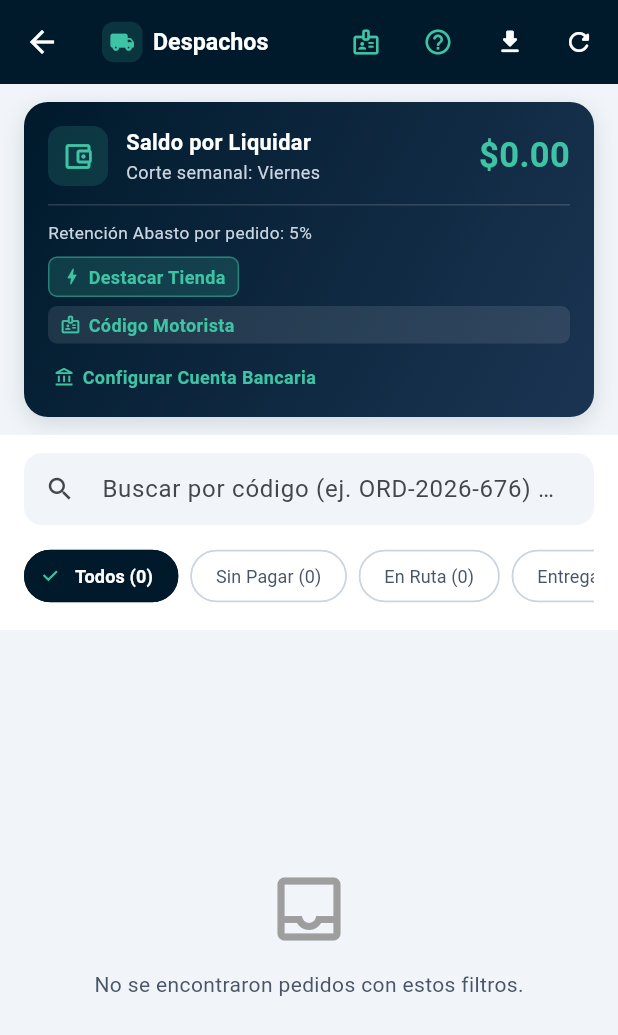
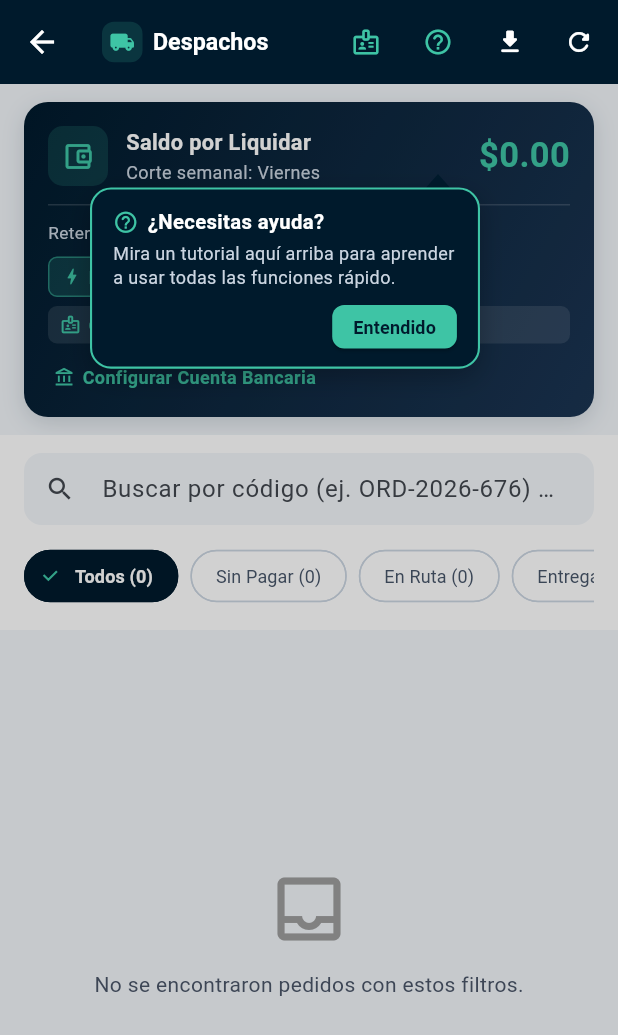
Before and after one commit to EsmeMejia29/abasto, a Flutter app: the SupplierIncomingOrdersScreen screen opened directly, on a phone screen of 412 x 824 dp. Shown: the top 1035 px of the screen. Run offline on Flutter 3.47's test engine with Material 3 defaults, Android fonts, the phone set to English and light mode, and no system bars; our stand-ins replace firebase_core, firebase_messaging, google_fonts, image_picker, supabase_flutter; missing offline and left inert: dart:html, dart:js_util, dart:ui_web; accounts and stored records are empty.

Commit message:
feat: tooltip guia de tutorial y ajustes en vistas de distribuidor y restaurante

```diff
--- a/lib/screens/home_screen.dart
+++ b/lib/screens/home_screen.dart
@@ -9,6 +9,7 @@ import '../services/notification_service.dart';
 import 'supplier_detail_screen.dart';
 import '../widgets/business_info_sheet.dart';
 import '../widgets/interactive_tutorial_modal.dart';
+import '../widgets/tutorial_coach_tooltip.dart';
 
 class HomeScreen extends StatefulWidget {
   const HomeScreen({super.key});
@@ -28,6 +29,7 @@ class _HomeScreenState extends State<HomeScreen> {
   double? _userLat;
   double? _userLng;
   final TextEditingController _searchCtrl = TextEditingController();
+  final GlobalKey _tutorialBtnKey = GlobalKey();
 
   String _restaurantName = 'Mi Restaurante';
   String _restaurantLocation = '';
@@ -562,6 +564,7 @@ class _HomeScreenState extends State<HomeScreen> {
                           ),
                           SizedBox(width: isCompact ? 4 : 6),
                           TextButton.icon(
+                            key: _tutorialBtnKey,
                             style: TextButton.styleFrom(
                               backgroundColor: Colors.white.withOpacity(0.10),
                               foregroundColor: AppColors.tealMint,
@@ -1387,8 +1390,10 @@ class _HomeScreenState extends State<HomeScreen> {
 
         return Scaffold(
           backgroundColor: const Color(0xFFF1F5F9),
-          body: SafeArea(
-            child: Column(
+          body: Stack(
+            children: [
+              SafeArea(
+                child: Column(
               children: [
                 _buildHeroHeader(isDesktop),
 
@@ -1653,8 +1658,14 @@ class _HomeScreenState extends State<HomeScreen> {
               ),
             ],
           ),
-          ),
-        );
+        ),
+        TutorialCoachTooltip(
+          targetKey: _tutorialBtnKey,
+          storageKey: 'abasto_tutorial_coach_restaurant_v1',
+        ),
+      ],
+    ),
+  );
       },
     );
   }
--- a/lib/screens/supplier/supplier_incoming_orders_screen.dart
+++ b/lib/screens/supplier/supplier_incoming_orders_screen.dart
@@ -18,6 +18,7 @@ import '../../utils/csv_exporter.dart';
 import '../../widgets/interactive_tutorial_modal.dart';
 
 import '../../utils/app_badge_service.dart';
+import '../../widgets/tutorial_coach_tooltip.dart';
 
 class SupplierIncomingOrdersScreen extends StatefulWidget {
   const SupplierIncomingOrdersScreen({super.key});
@@ -29,6 +30,7 @@ class SupplierIncomingOrdersScreen extends StatefulWidget {
 
 class _SupplierIncomingOrdersScreenState
     extends State<SupplierIncomingOrdersScreen> {
+  final GlobalKey _supplierTutorialBtnKey = GlobalKey();
   RealtimeChannel? _ordersSubscription;
   RealtimeChannel? _payoutsSubscription;
   RealtimeChannel? _messagesSubscription;
@@ -3099,6 +3101,7 @@ class _SupplierIncomingOrdersScreenState
                   ),
                   if (isCompact)
                     IconButton(
+                      key: _supplierTutorialBtnKey,
                       tooltip: 'Tutorial',
                       padding: const EdgeInsets.symmetric(horizontal: 4),
                       constraints: const BoxConstraints(),
@@ -3109,6 +3112,7 @@ class _SupplierIncomingOrdersScreenState
                     )
                   else
                     Container(
+                      key: _supplierTutorialBtnKey,
                       margin: const EdgeInsets.symmetric(vertical: 8),
                       child: TextButton.icon(
                         style: TextButton.styleFrom(
@@ -3154,7 +3158,9 @@ class _SupplierIncomingOrdersScreenState
           ),
         ],
       ),
-      body: FutureBuilder<List<Map<String, dynamic>>>(
+      body: Stack(
+        children: [
+          FutureBuilder<List<Map<String, dynamic>>>(
         future: _ordersFuture,
         builder: (context, snapshot) {
           if (snapshot.connectionState == ConnectionState.waiting) {
@@ -3314,6 +3320,12 @@ class _SupplierIncomingOrdersScreenState
           );
         },
       ),
+          TutorialCoachTooltip(
+            targetKey: _supplierTutorialBtnKey,
+            storageKey: 'abasto_tutorial_coach_supplier_v1',
+          ),
+        ],
+      ),
     );
   }
 }
--- /dev/null
+++ b/lib/widgets/tutorial_coach_tooltip.dart
@@ -0,0 +1,194 @@
+import 'dart:html' as html;
+import 'package:flutter/material.dart';
+import '../theme/app_theme.dart';
+
+class TutorialCoachTooltip extends StatefulWidget {
+  final GlobalKey targetKey;
+  final String storageKey;
+
+  const TutorialCoachTooltip({
+    super.key,
+    required this.targetKey,
+    required this.storageKey,
+  });
+
+  @override
+  State<TutorialCoachTooltip> createState() => _TutorialCoachTooltipState();
+}
+
+class _TutorialCoachTooltipState extends State<TutorialCoachTooltip> {
+  bool _visible = false;
+  Rect? _targetRect;
+
+  @override
+  void initState() {
+    super.initState();
+    final alreadySeen = html.window.localStorage[widget.storageKey] == 'true';
+    if (!alreadySeen) {
+      WidgetsBinding.instance.addPostFrameCallback((_) => _measureTarget());
+    }
+  }
+
+  void _measureTarget() {
+    if (!mounted) return;
+    final ctx = widget.targetKey.currentContext;
+    if (ctx == null) {
+      Future.delayed(const Duration(milliseconds: 250), _measureTarget);
+      return;
+    }
+    final box = ctx.findRenderObject() as RenderBox?;
+    if (box != null && box.hasSize) {
+      final offset = box.localToGlobal(Offset.zero);
+      setState(() {
+        _targetRect = offset & box.size;
+        _visible = true;
+      });
+    }
+  }
+
+  void _dismiss() {
+    html.window.localStorage[widget.storageKey] = 'true';
+    setState(() => _visible = false);
+  }
+
+  @override
+  Widget build(BuildContext context) {
+    if (!_visible || _targetRect == null) return const SizedBox.shrink();
+
+    final screenWidth = MediaQuery.of(context).size.width;
+    const double bubbleWidth = 260;
+    final double targetCenterX = _targetRect!.center.dx;
+
+    // Mantener el globo dentro de los márgenes de pantalla
+    final double left = (targetCenterX - bubbleWidth + 28)
+        .clamp(12.0, screenWidth - bubbleWidth - 12.0);
+    final double top = _targetRect!.bottom + 8;
+    final double arrowLeftInBubble =
+        (targetCenterX - left - 8).clamp(18.0, bubbleWidth - 30.0);
+
+    return Positioned.fill(
+      child: Stack(
+        children: [
+          // Fondo sutil tocable para cerrar
+          GestureDetector(
+            onTap: _dismiss,
+            behavior: HitTestBehavior.translucent,
+            child: Container(color: Colors.black.withOpacity(0.18)),
+          ),
+          Positioned(
+            left: left,
+            top: top,
+            width: bubbleWidth,
+            child: Material(
+              color: Colors.transparent,
+              child: Column(
+                crossAxisAlignment: CrossAxisAlignment.start,
+                mainAxisSize: MainAxisSize.min,
+                children: [
+                  // Flecha apuntando al botón Tutorial de arriba
+                  Padding(
+                    padding: EdgeInsets.only(left: arrowLeftInBubble),
+                    child: CustomPaint(
+                      size: const Size(16, 9),
+                      painter: _UpArrowPainter(color: const Color(0xFF001A2C)),
+                    ),
+                  ),
+                  Container(
+                    padding: const EdgeInsets.fromLTRB(14, 12, 14, 12),
+                    decoration: BoxDecoration(
+                      color: const Color(0xFF001A2C),
+                      borderRadius: BorderRadius.circular(14),
+                      border: Border.all(color: AppColors.tealMint, width: 1.4),
+                      boxShadow: [
+                        BoxShadow(
+                          color: Colors.black.withOpacity(0.25),
+                          blurRadius: 14,
+                          offset: const Offset(0, 6),
+                        ),
+                      ],
+                    ),
+                    child: Column(
+                      crossAxisAlignment: CrossAxisAlignment.start,
+                      children: [
+                        Row(
+                          children: const [
+                            Icon(Icons.help_outline_rounded,
+                                color: AppColors.tealMint, size: 17),
+                            SizedBox(width: 6),
+                            Expanded(
+                              child: Text(
+                                '¿Necesitas ayuda?',
+                                style: TextStyle(
+                                  color: Colors.white,
+                                  fontWeight: FontWeight.bold,
+                                  fontSize: 13.5,
+                                ),
+                              ),
+                            ),
+                          ],
+                        ),
+                        const SizedBox(height: 4),
+                        const Text(
+                          'Mira un tutorial aquí arriba para aprender a usar todas las funciones rápido.',
+                          style: TextStyle(
+                            color: Color(0xFFCBD5E1),
+                            fontSize: 12,
+                            height: 1.35,
+                          ),
+                        ),
+                        const SizedBox(height: 10),
+                        Align(
+                          alignment: Alignment.centerRight,
+                          child: ElevatedButton(
+                            style: ElevatedButton.styleFrom(
+                              backgroundColor: AppColors.tealMint,
+                              foregroundColor: const Color(0xFF001A2C),
+                              padding: const EdgeInsets.symmetric(
+                                  horizontal: 14, vertical: 6),
+                              minimumSize: Size.zero,
+                              tapTargetSize: MaterialTapTargetSize.shrinkWrap,
+                              shape: RoundedRectangleBorder(
+                                borderRadius: BorderRadius.circular(8),
+                              ),
+                            ),
+                            onPressed: _dismiss,
+                            child: const Text(
+                              'Entendido',
+                              style: TextStyle(
+                                fontWeight: FontWeight.bold,
+                                fontSize: 12,
+                              ),
+                            ),
+                          ),
+                        ),
+                      ],
+                    ),
+                  ),
+                ],
+              ),
+            ),
+          ),
+        ],
+      ),
+    );
+  }
+}
+
+class _UpArrowPainter extends CustomPainter {
+  final Color color;
+  const _UpArrowPainter({required this.color});
+
+  @override
+  void paint(Canvas canvas, Size size) {
+    final paint = Paint()..color = color;
+    final path = Path()
+      ..moveTo(0, size.height)
+      ..lineTo(size.width / 2, 0)
+      ..lineTo(size.width, size.height)
+      ..close();
+    canvas.drawPath(path, paint);
+  }
+
+  @override
+  bool shouldRepaint(covariant CustomPainter oldDelegate) => false;
+}
```
Also changed, not shown: 3 other files.
